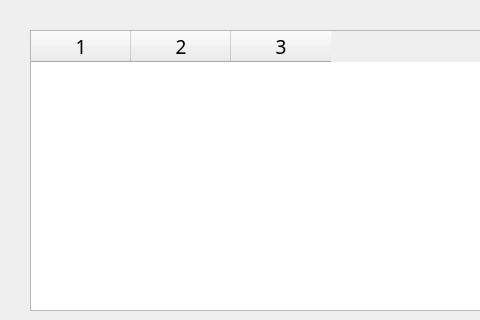
The window that QTprojects/QTUnion/listwindow.ui (lexanachile/fpm.prog) describes before a commit, drawn with Qt 5; both pictures show x 0 to 480 and y 0 to 320 of the 700 by 518 pixel window.
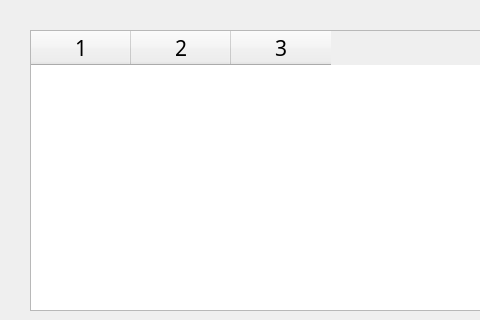
The same window after the commit.

Patch:
```diff
--- a/QTprojects/QTUnion/listwindow.ui
+++ b/QTprojects/QTUnion/listwindow.ui
@@ -37,7 +37,7 @@
    <property name="font">
     <font>
      <family>Poor Richard</family>
-     <pointsize>14</pointsize>
+     <pointsize>16</pointsize>
      <fontweight>Medium</fontweight>
     </font>
    </property>
```
Left out of the diff: 2 changed lines with no effect on the pictures.
